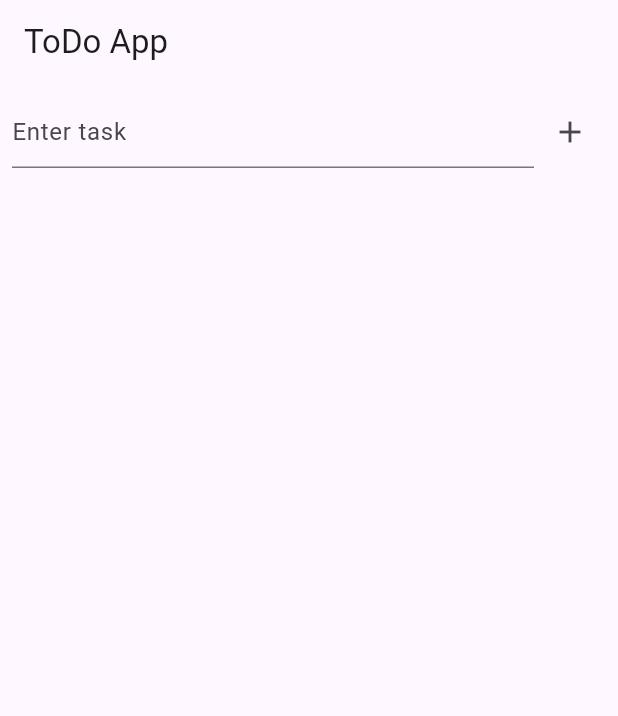
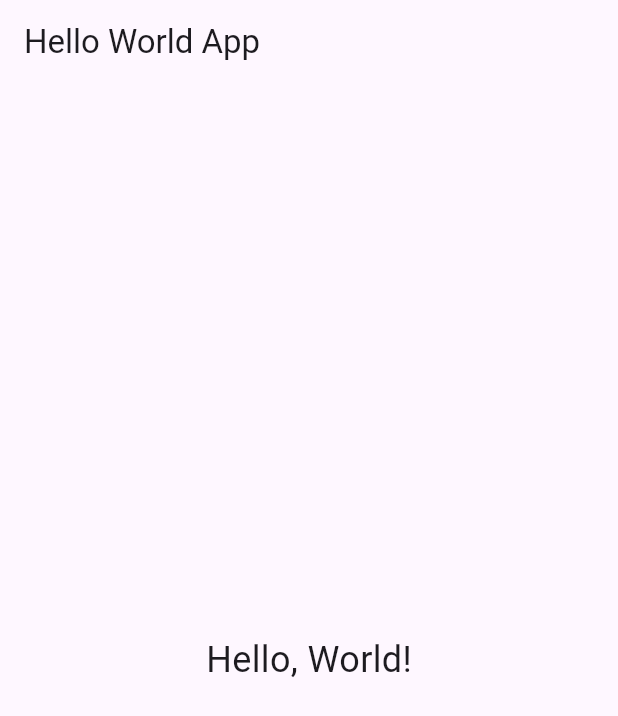
Before and after one commit to truongdothienhoang/flutter-build-demo, a Flutter app: the screen it shows after launch, on a phone screen of 412 x 824 dp. Shown: the top 716 px of the screen. Run offline on Flutter 3.47's test engine with Material 3 defaults, Android fonts, the light colour scheme and no system bars.

Commit message:
Update main.dart via API

```diff
--- a/lib/main.dart
+++ b/lib/main.dart
@@ -1,78 +1,22 @@
 import 'package:flutter/material.dart';
 
-void main() => runApp(TodoApp());
+void main() => runApp(MyApp());
 
-class TodoApp extends StatelessWidget {
+class MyApp extends StatelessWidget {
   @override
   Widget build(BuildContext context) {
     return MaterialApp(
-      home: TodoHome(),
-    );
-  }
-}
-
-class TodoHome extends StatefulWidget {
-  @override
-  _TodoHomeState createState() => _TodoHomeState();
-}
-
-class _TodoHomeState extends State<TodoHome> {
-  final List<String> _tasks = [];
-  final TextEditingController _controller = TextEditingController();
-
-  void _addTask() {
-    if (_controller.text.isNotEmpty) {
-      setState(() {
-        _tasks.add(_controller.text);
-        _controller.clear();
-      });
-    }
-  }
-
-  void _removeTask(int index) {
-    setState(() {
-      _tasks.removeAt(index);
-    });
-  }
-
-  @override
-  Widget build(BuildContext context) {
-    return Scaffold(
-      appBar: AppBar(title: Text('ToDo App')),
-      body: Column(
-        children: [
-          Padding(
-            padding: const EdgeInsets.all(8.0),
-            child: Row(
-              children: [
-                Expanded(
-                  child: TextField(
-                    controller: _controller,
-                    decoration: InputDecoration(hintText: 'Enter task'),
-                  ),
-                ),
-                IconButton(
-                  icon: Icon(Icons.add),
-                  onPressed: _addTask,
-                ),
-              ],
-            ),
+      title: 'Hello World App',
+      home: Scaffold(
+        appBar: AppBar(
+          title: Text('Hello World App'),
+        ),
+        body: Center(
+          child: Text(
+            'Hello, World!',
+            style: TextStyle(fontSize: 24),
           ),
-          Expanded(
-            child: ListView.builder(
-              itemCount: _tasks.length,
-              itemBuilder: (context, index) {
-                return ListTile(
-                  title: Text(_tasks[index]),
-                  trailing: IconButton(
-                    icon: Icon(Icons.delete),
-                    onPressed: () => _removeTask(index),
-                  ),
-                );
-              },
-            ),
-          ),
-        ],
+        ),
       ),
     );
   }
```
